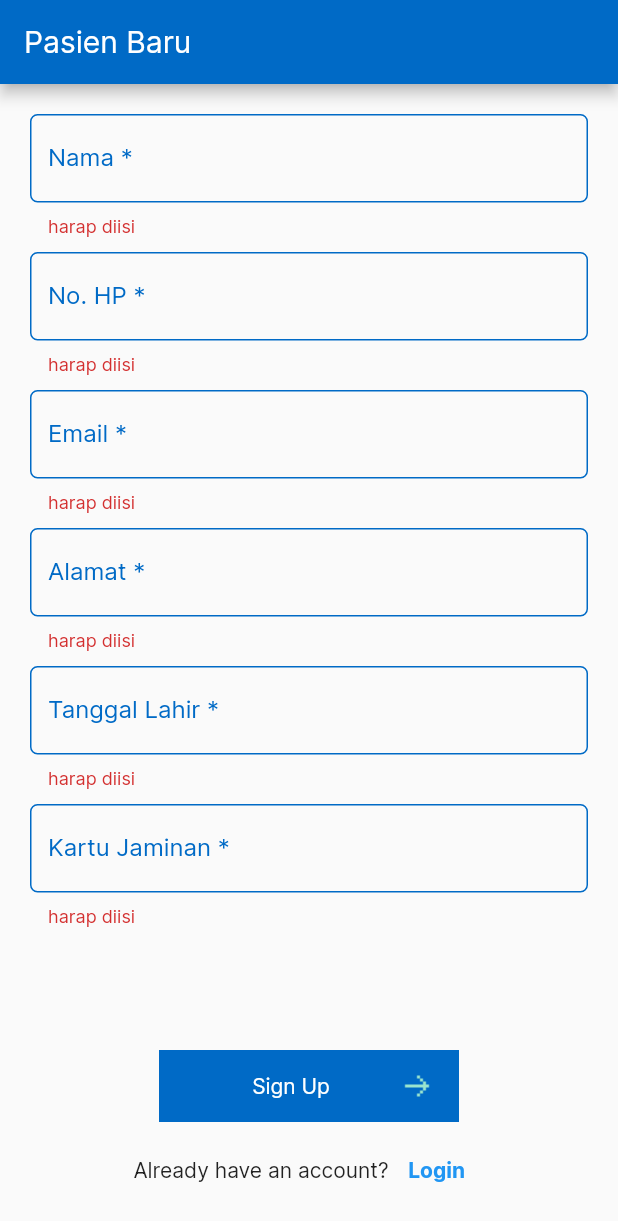
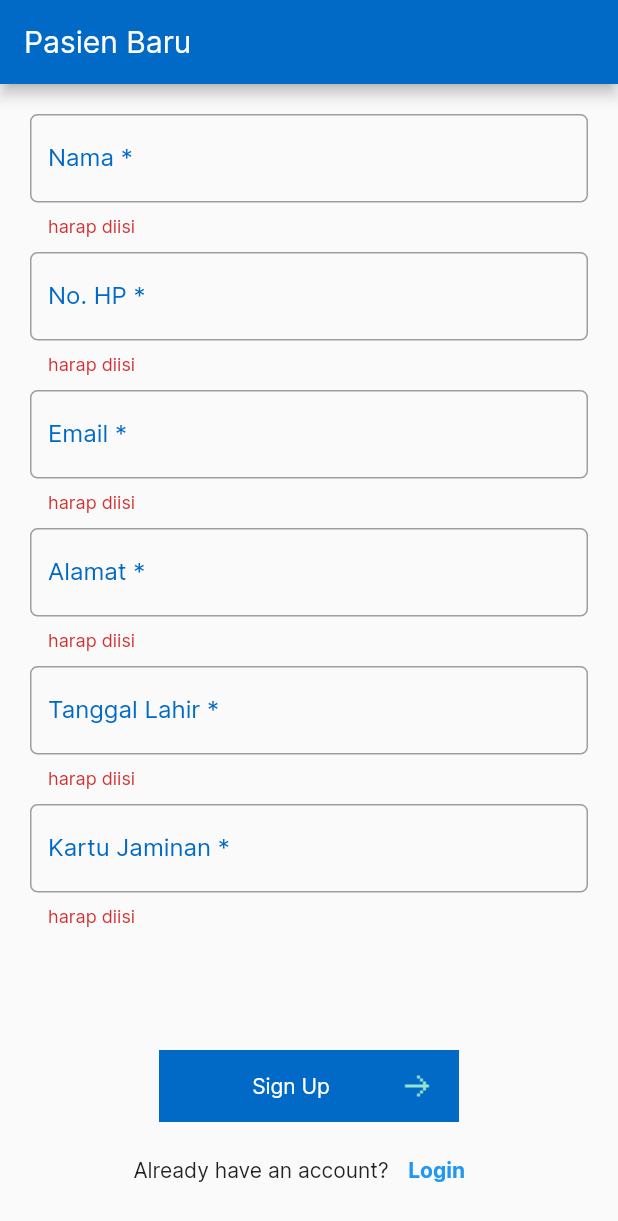
Before and after one commit to ramose/gedka_rs, a Flutter app: the SignupScreen screen opened by its route, after a tap on "Sign Up", on a phone screen of 412 x 824 dp. Shown: the top 1221 px of the screen. Run offline on Flutter 3.47's test engine with Material 2 defaults, Android fonts, the phone set to English and light mode, and no system bars; our stand-ins replace date_format, flutter_form_builder, form_builder_validators, go_router; statements that could not run were skipped.

Commit message:
Add input text for bottomsheet

```diff
--- a/lib/atoms/input_border_style.dart
+++ b/lib/atoms/input_border_style.dart
@@ -5,6 +5,6 @@ import 'package:gedka_rs/tokens/sizes.dart';
 class InputBorderStyle {
   // static const borderSide = BorderSide(width: 1.0, color: ColorFoundation.activeBgColor);
   static const outlineInputBorder = OutlineInputBorder(
-      borderSide: BorderSide(width: 1.0, color: ColorFoundation.activeBgColor),
+      borderSide: BorderSide(width: 1.0, color: Colors.grey),
       borderRadius: BorderRadius.all(Radius.circular(Sizes.cornerRadius)));
 }
--- /dev/null
+++ b/lib/molecules/input_field_bottom_sheet.dart
@@ -0,0 +1,67 @@
+import 'package:gedka_rs/atoms/input_border_style.dart';
+import 'package:flutter/material.dart';
+import 'package:gedka_rs/foundations/color_foundation.dart';
+import 'package:date_format/date_format.dart';
+
+class InputFieldBottomSheet extends StatelessWidget {
+  final TextEditingController controller;
+  final String label;
+  final String errorText;
+  final TextInputType textInputType;
+  final String type;
+  final bool enabled;
+  final VoidCallback function;
+  const InputFieldBottomSheet(
+      {super.key,
+      required this.label,
+      required this.errorText,
+      required this.controller,
+      required this.type,
+      required this.textInputType,
+      required this.enabled,
+      required this.function});
+
+  // final DateTime _selectedDate = DateTime.now();
+
+  Future<void> onShowDatePicker(context) async {
+    final DateTime? picked = await showDatePicker(
+        context: context,
+        initialDate: DateTime.now(),
+        firstDate: DateTime(1930, 1),
+        lastDate: DateTime.now(),
+    );
+    if (picked != null) {
+      controller.text = formatDate(picked, [dd, '-', mm, '-', yyyy]);
+    }
+  }
+
+  @override
+  Widget build(BuildContext context) {
+    return Container(
+      padding: EdgeInsets.only(bottom: 10),
+      child: TextFormField(
+        controller: controller,
+        cursorColor: ColorFoundation.activeBgColor,
+        keyboardType: textInputType,
+        enabled: enabled,
+        onTap: function,
+        decoration: InputDecoration(
+          enabledBorder: InputBorderStyle.outlineInputBorder,
+          focusedBorder: InputBorderStyle.outlineInputBorder,
+          errorBorder: InputBorderStyle.outlineInputBorder,
+          focusedErrorBorder: InputBorderStyle.outlineInputBorder,
+          disabledBorder: InputBorderStyle.outlineInputBorder,
+          labelText: label,
+          labelStyle: const TextStyle(color: ColorFoundation.activeBgColor),
+        ),
+        validator: (value) {
+          if (value == null || value.isEmpty) {
+            return errorText;
+          }
+          return null;
+        },
+        maxLines: type == TextInputType.multiline ? 3 : null,
+      ),
+    );
+  }
+}
--- a/lib/template/signup_screen.dart
+++ b/lib/template/signup_screen.dart
@@ -1,5 +1,6 @@
 import 'package:gedka_rs/foundations/color_foundation.dart';
 import 'package:gedka_rs/molecules/input_field.dart';
+import 'package:gedka_rs/molecules/input_field_bottom_sheet.dart';
 import 'package:gedka_rs/molecules/main_button.dart';
 import 'package:flutter/material.dart';
 
@@ -42,9 +43,9 @@ class _SignupScreenState extends State<SignupScreen> {
 
   void _showKartuJaminan(context) {
     List<Map> jaminan = [
-      {'id':0, 'title':'BPJS'},
-      {'id':1, 'title':'Asuransi'},
-      {'id':2, 'title':'Bla bla'},
+      {'id': 0, 'title': 'BPJS'},
+      {'id': 1, 'title': 'Asuransi'},
+      {'id': 2, 'title': 'Bla bla'},
     ];
     showModalBottomSheet<void>(
         context: context,
@@ -53,7 +54,7 @@ class _SignupScreenState extends State<SignupScreen> {
               padding: EdgeInsets.all(12),
               child: ListView.separated(
                 itemCount: jaminan.length,
-                itemBuilder: (BuildContext context, int index){
+                itemBuilder: (BuildContext context, int index) {
                   return ListTile(
                     title: Text('${jaminan[index]['title']}'),
                     onTap: () {
@@ -61,11 +62,13 @@ class _SignupScreenState extends State<SignupScreen> {
                       Navigator.pop(context);
                     },
                   );
-            }, separatorBuilder: (BuildContext context, int index) {
-                return Divider(color: Colors.grey,);
-            },)
+                },
+                separatorBuilder: (BuildContext context, int index) {
+                  return Divider(
+                    color: Colors.grey,
                   );
-
+                },
+              ));
         });
   }
 
@@ -125,21 +128,30 @@ class _SignupScreenState extends State<SignupScreen> {
                                     errorText: 'harap diisi',
                                     textInputType: TextInputType.none,
                                     type: 'date'),
-                                InkWell(
-                                  onTap:
-                                  () => _showKartuJaminan(context)
-                                  ,
-                                  child: IgnorePointer(
-                                    child: InputField(
+                                // InkWell(
+                                //   onTap:
+                                //   () => _showKartuJaminan(context)
+                                //   ,
+                                //   child: IgnorePointer(
+                                //     child: InputField(
+                                //       enabled: true,
+                                //       controller: _kartuJaminanCtrl,
+                                //       label: 'Kartu Jaminan *',
+                                //       textInputType: TextInputType.none,
+                                //       errorText: 'harap diisi',
+                                //       type: 'jaminan',
+                                //     ),
+                                //   ),
+                                // ),
+                                InputFieldBottomSheet(
                                   enabled: true,
                                   controller: _kartuJaminanCtrl,
                                   label: 'Kartu Jaminan *',
                                   textInputType: TextInputType.none,
                                   errorText: 'harap diisi',
                                   type: 'jaminan',
+                                  function: () => _showKartuJaminan(context),
                                 ),
-                                  ),
-                                )
                               ],
                             ))),
                     Column(
```
Lines whose indentation alone changed are shown as unchanged.
